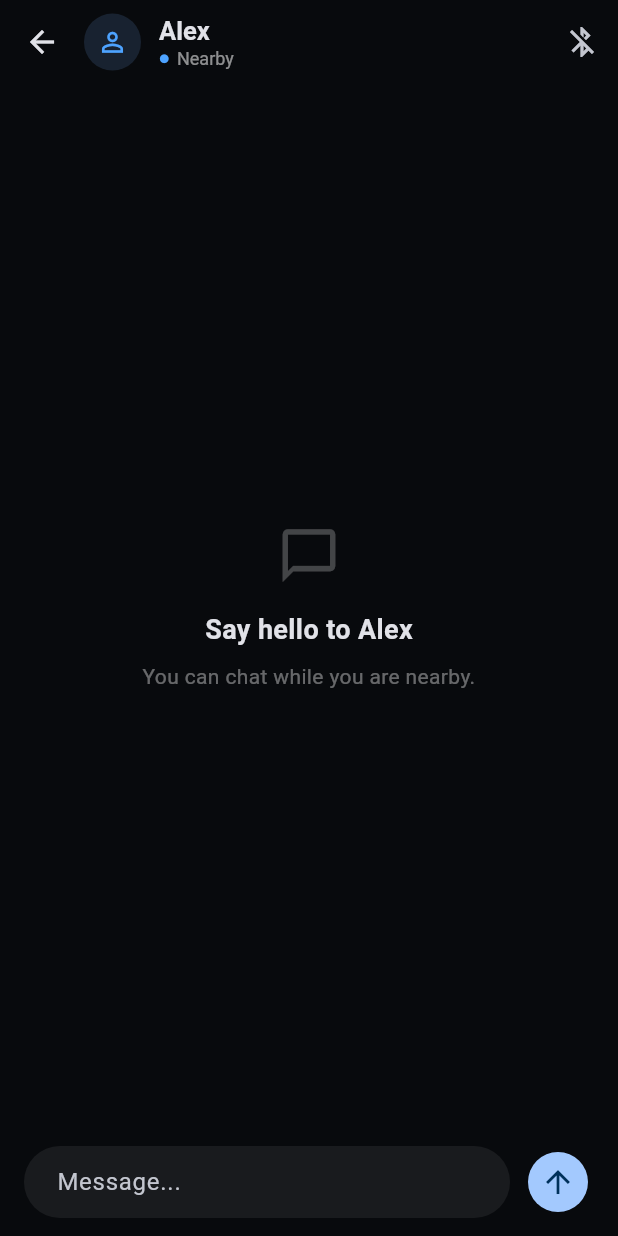
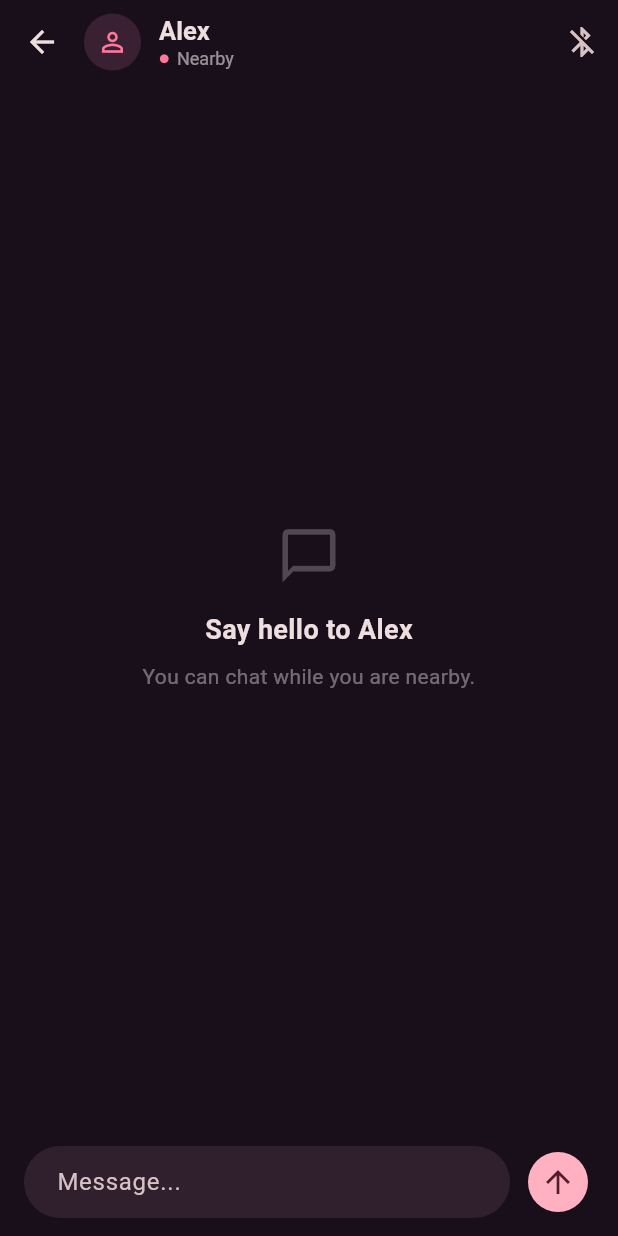
Before and after one commit to JA501R/proximity-chat, a Flutter app: the screen it shows after launch, after a tap on "Alex", on a phone screen of 412 x 824 dp. Run offline on Flutter 3.47's test engine with Material 3 defaults, Android fonts, the phone set to English and light mode, and no system bars.

Commit message:
Refactor nearby model and introduce Glance branding

```diff
--- a/lib/features/chat/chat_screen.dart
+++ b/lib/features/chat/chat_screen.dart
@@ -53,9 +53,9 @@ class _ChatScreenState extends State<ChatScreen> {
   @override
   Widget build(BuildContext context) {
     return Scaffold(
-      backgroundColor: const Color(0xFF080A0D),
+      backgroundColor: const Color(0xFF190F1A),
       appBar: AppBar(
-        backgroundColor: const Color(0xFF080A0D),
+        backgroundColor: const Color(0xFF190F1A),
         titleSpacing: 0,
         title: Row(
           children: [
@@ -64,12 +64,12 @@ class _ChatScreenState extends State<ChatScreen> {
               height: 38,
               decoration: const BoxDecoration(
                 shape: BoxShape.circle,
-                color: Color(0xFF182230),
+                color: Color(0xFF392033),
               ),
               child: const Icon(
                 Icons.person_outline,
                 size: 21,
-                color: Color(0xFF4DA3FF),
+                color: Color(0xFFFF789A),
               ),
             ),
             const SizedBox(width: 12),
@@ -88,7 +88,7 @@ class _ChatScreenState extends State<ChatScreen> {
                     Icon(
                       Icons.circle,
                       size: 7,
-                      color: _isNearby ? const Color(0xFF4DA3FF) : Colors.grey,
+                      color: _isNearby ? const Color(0xFFFF789A) : Colors.grey,
                     ),
                     const SizedBox(width: 5),
                     Text(
@@ -122,7 +122,7 @@ class _ChatScreenState extends State<ChatScreen> {
             Container(
               width: double.infinity,
               padding: const EdgeInsets.symmetric(horizontal: 20, vertical: 14),
-              color: Colors.white.withValues(alpha: 0.05),
+              color: const Color(0xFF2A1928),
               child: Row(
                 children: [
                   const Icon(
@@ -193,7 +193,7 @@ class _ChatScreenState extends State<ChatScreen> {
             margin: const EdgeInsets.only(bottom: 10),
             padding: const EdgeInsets.symmetric(horizontal: 16, vertical: 11),
             decoration: BoxDecoration(
-              color: const Color(0xFF4DA3FF),
+              color: const Color(0xFFB93660),
               borderRadius: BorderRadius.circular(18),
             ),
             child: Text(
@@ -224,7 +224,7 @@ class _ChatScreenState extends State<ChatScreen> {
                       ? 'Message...'
                       : 'User is no longer nearby',
                   filled: true,
-                  fillColor: Colors.white.withValues(alpha: 0.07),
+                  fillColor: const Color(0xFF30202D),
                   border: OutlineInputBorder(
                     borderRadius: BorderRadius.circular(24),
                     borderSide: BorderSide.none,
--- a/lib/features/nearby/nearby_screen.dart
+++ b/lib/features/nearby/nearby_screen.dart
@@ -3,17 +3,28 @@ import 'package:flutter/material.dart';
 import '../chat/chat_screen.dart';
 import 'nearby_user.dart';
 
-class NearbyScreen extends StatelessWidget {
+class NearbyScreen extends StatefulWidget {
   const NearbyScreen({super.key});
 
-  static const List<NearbyUser> _users = [
-    NearbyUser(id: '1', name: 'Alex', distance: 1.8),
-    NearbyUser(id: '2', name: 'Sam', distance: 3.4),
-    NearbyUser(id: '3', name: 'Unknown', distance: 4.7),
+  @override
+  State<NearbyScreen> createState() => _NearbyScreenState();
+}
+
+class _NearbyScreenState extends State<NearbyScreen> {
+  final List<NearbyUser> _users = [
+    const NearbyUser(id: '1', name: 'Alex'),
+    const NearbyUser(id: '2', name: 'Sam'),
+    const NearbyUser(id: '3', name: 'Unknown'),
   ];
+
+  List<NearbyUser> get _nearbyUsers {
+    return _users.where((user) => user.isNearby).toList();
+  }
 
   @override
   Widget build(BuildContext context) {
+    final nearbyUsers = _nearbyUsers;
+
     return Scaffold(
       backgroundColor: const Color(0xFF080A0D),
       body: SafeArea(
@@ -25,7 +36,7 @@ class NearbyScreen extends StatelessWidget {
                 children: [
                   const Spacer(),
                   const Text(
-                    'Nearby',
+                    'Glance',
                     style: TextStyle(fontSize: 22, fontWeight: FontWeight.w600),
                   ),
                   const Spacer(),
@@ -36,37 +47,33 @@ class NearbyScreen extends StatelessWidget {
                 ],
               ),
             ),
-
             const SizedBox(height: 24),
-
             const Icon(Icons.radar, size: 52, color: Color(0xFF4DA3FF)),
-
             const SizedBox(height: 16),
-
-            const Text(
-              '3 people nearby',
-              style: TextStyle(fontSize: 24, fontWeight: FontWeight.w600),
+            Text(
+              nearbyUsers.isEmpty
+                  ? 'Looking around...'
+                  : '${nearbyUsers.length} ${nearbyUsers.length == 1 ? 'person' : 'people'} nearby',
+              style: const TextStyle(fontSize: 24, fontWeight: FontWeight.w600),
             ),
-
             const SizedBox(height: 8),
-
             Text(
-              'Only people within 5 meters are visible',
+              'Only people close enough to connect are visible',
               style: TextStyle(
                 fontSize: 14,
                 color: Colors.white.withValues(alpha: 0.5),
               ),
             ),
-
             const SizedBox(height: 32),
-
             Expanded(
-              child: ListView.separated(
+              child: nearbyUsers.isEmpty
+                  ? _buildEmptyState()
+                  : ListView.separated(
                       padding: const EdgeInsets.symmetric(horizontal: 20),
-                itemCount: _users.length,
+                      itemCount: nearbyUsers.length,
                       separatorBuilder: (_, _) => const SizedBox(height: 12),
                       itemBuilder: (context, index) {
-                  final user = _users[index];
+                        final user = nearbyUsers[index];
 
                         return _NearbyUserCard(
                           user: user,
@@ -80,6 +87,31 @@ class NearbyScreen extends StatelessWidget {
                         );
                       },
                     ),
+            ),
+          ],
+        ),
+      ),
+    );
+  }
+
+  Widget _buildEmptyState() {
+    return Center(
+      child: Padding(
+        padding: const EdgeInsets.all(32),
+        child: Column(
+          mainAxisSize: MainAxisSize.min,
+          children: [
+            const Icon(Icons.people_outline, size: 46, color: Colors.white24),
+            const SizedBox(height: 16),
+            const Text(
+              'No one nearby',
+              style: TextStyle(fontSize: 18, fontWeight: FontWeight.w600),
+            ),
+            const SizedBox(height: 8),
+            Text(
+              'When someone using Glance is nearby, they can appear here.',
+              textAlign: TextAlign.center,
+              style: TextStyle(color: Colors.white.withValues(alpha: 0.4)),
             ),
           ],
         ),
--- a/lib/features/nearby/nearby_user.dart
+++ b/lib/features/nearby/nearby_user.dart
@@ -1,11 +1,19 @@
 class NearbyUser {
   final String id;
   final String name;
-  final double distance;
+  final bool isNearby;
 
   const NearbyUser({
     required this.id,
     required this.name,
-    required this.distance,
+    this.isNearby = true,
   });
+
+  NearbyUser copyWith({String? id, String? name, bool? isNearby}) {
+    return NearbyUser(
+      id: id ?? this.id,
+      name: name ?? this.name,
+      isNearby: isNearby ?? this.isNearby,
+    );
+  }
 }
--- a/lib/main.dart
+++ b/lib/main.dart
@@ -16,9 +16,9 @@ class ProximityChatApp extends StatelessWidget {
       debugShowCheckedModeBanner: false,
       theme: ThemeData(
         brightness: Brightness.dark,
-        scaffoldBackgroundColor: const Color(0xFF080A0D),
+        scaffoldBackgroundColor: const Color(0xFF190F1A),
         colorScheme: ColorScheme.fromSeed(
-          seedColor: const Color(0xFF4DA3FF),
+          seedColor: const Color(0xFFFF789A),
           brightness: Brightness.dark,
         ),
         useMaterial3: true,
```
Also changed, not shown: 1 other file. Lines whose indentation alone changed are shown as unchanged.
